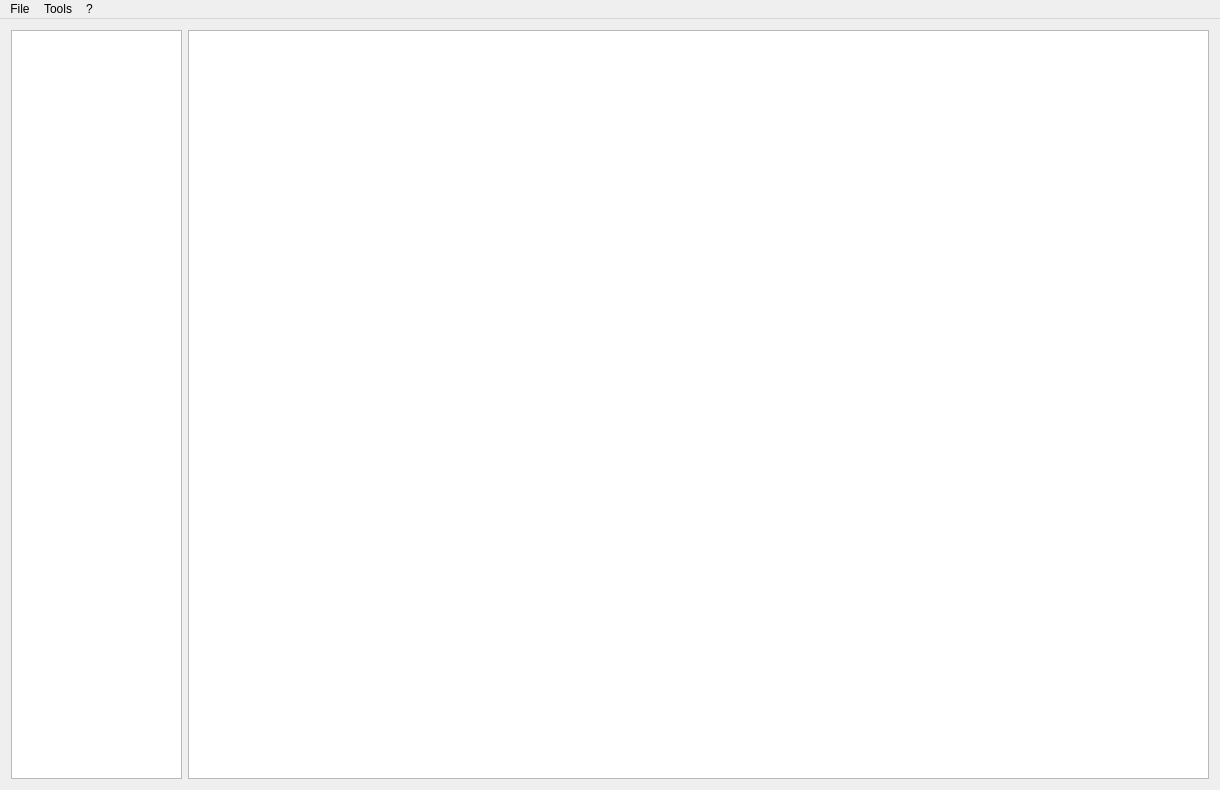
First picture: the form in Source/mainwindow.ui, repository OnexTale/OnexExplorer, before the edit.
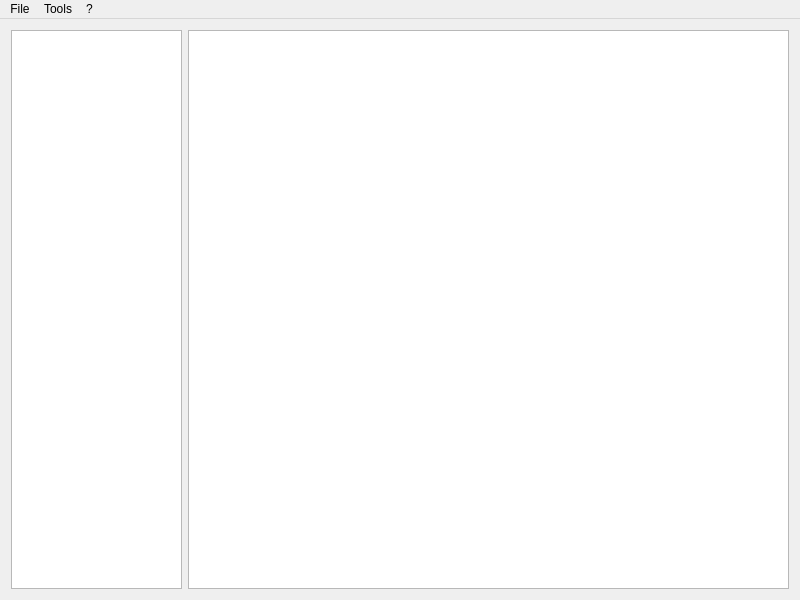
Second picture: the form after the edit. Icons and pictures are not drawn.

Commit message: change default mainwindow size

The edit to the form file:
```diff
--- a/Source/mainwindow.ui
+++ b/Source/mainwindow.ui
@@ -6,8 +6,8 @@
    <rect>
     <x>0</x>
     <y>0</y>
-    <width>1220</width>
-    <height>790</height>
+    <width>800</width>
+    <height>600</height>
    </rect>
   </property>
   <property name="minimumSize">
@@ -85,7 +85,7 @@
     <rect>
      <x>0</x>
      <y>0</y>
-     <width>1220</width>
+     <width>800</width>
      <height>21</height>
     </rect>
    </property>
```
